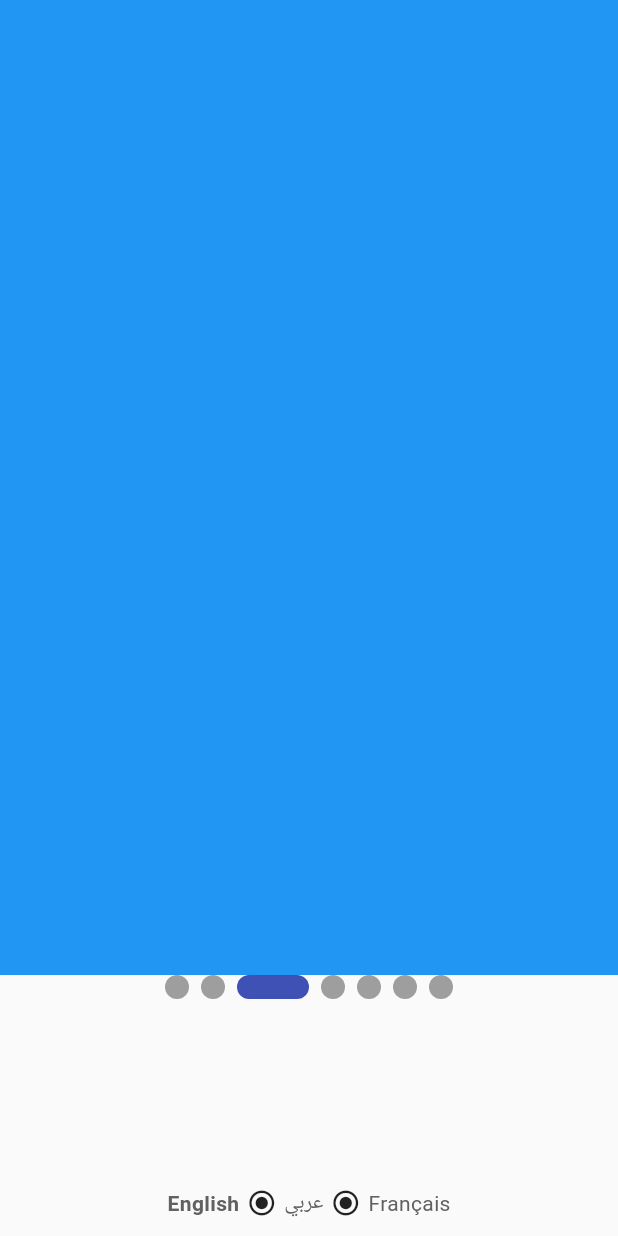
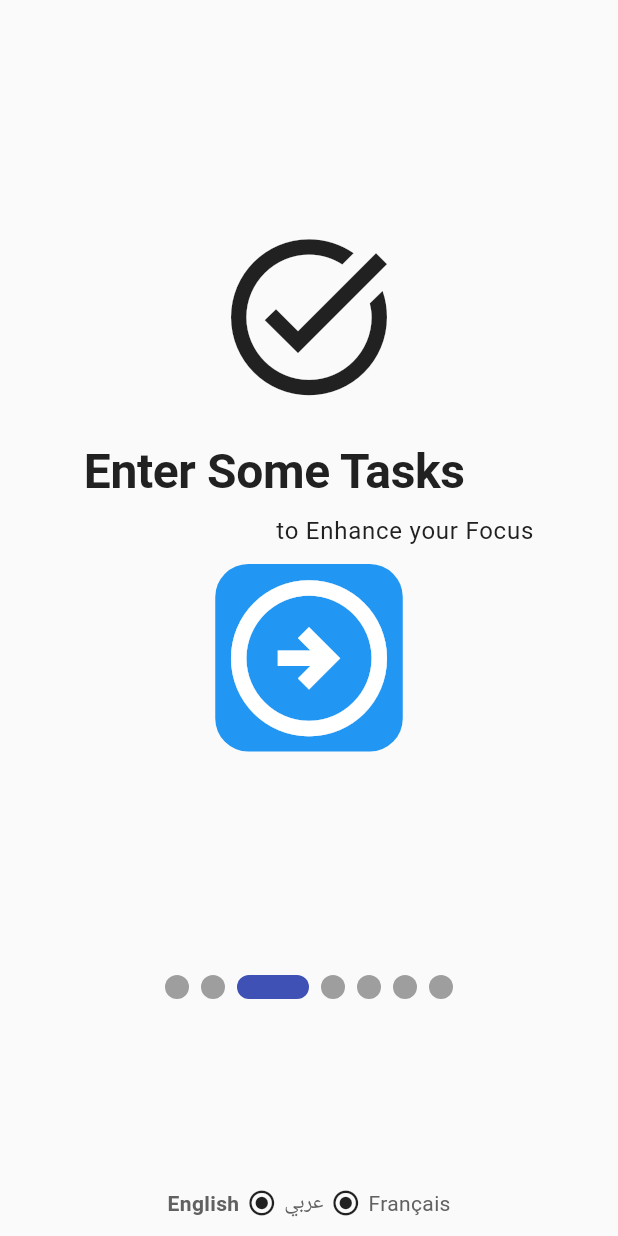
Before and after one commit to Yahya56SR/Focus-Planner, a Flutter app: the IntroPage screen opened by its route, swiped to page 3, on a phone screen of 412 x 824 dp. Run offline on Flutter 3.47's test engine with Material 3 defaults, Android fonts, the light colour scheme and no system bars; drawn by our look-alikes of smooth_page_indicator; our stand-ins replace cloud_firestore, equatable, file_picker, firebase_auth, firebase_core, flutter_bloc and 4 more; missing offline and left inert: excel; accounts and stored records are empty; project files that could hold a hidden picture were left out.

Commit message:
Please enter the commit message for your changes. Lines starting  with '' will be ignored, and an empty message aborts the commit.
 On branch main
 Your branch is up to date with 'origin/main'.

 Changes to be committed:
	modified:   lib/features/Intro/presentation/pages/intro.dart
	modified:   lib/features/timetable/presentation/pages/friday_page.dart
	modified:   lib/features/timetable/presentation/pages/monday_timetable_page.dart
	modified:   lib/features/timetable/presentation/pages/saturday_page.dart
	modified:   lib/features/timetable/presentation/pages/thursday_page.dart
	modified:   lib/features/timetable/presentation/pages/timetable_page.dart
	modified:   lib/features/timetable/presentation/pages/tuesday_page.dart
	modified:   lib/features/timetable/presentation/pages/wednesday_page.dart

```diff
--- a/lib/features/Intro/presentation/pages/intro.dart
+++ b/lib/features/Intro/presentation/pages/intro.dart
@@ -177,7 +177,17 @@ class _IntroPageState extends State<IntroPage> {
                             height: 25,
                           ),
                           GestureDetector(
-                            onTap: () => Navigator.pushNamed(context, '/timetable'),
+                            onTap: () =>
+                                Navigator.pushNamed(context, '/timetable')
+                                    .then((value) {
+                              if (value == 'Timetable Completed') {
+                                _pageController.animateToPage(
+                                  2,
+                                  duration: Duration(milliseconds: 250),
+                                  curve: Curves.easeInOut,
+                                );
+                              }
+                            }),
                             child: Container(
                               decoration: BoxDecoration(
                                 borderRadius: BorderRadius.circular(12),
@@ -254,7 +264,56 @@ class _IntroPageState extends State<IntroPage> {
                       ),
                     ),
                     Container(
-                      color: Colors.blue,
+                      padding: const EdgeInsets.all(8.0),
+                      color: Theme.of(context).colorScheme.surface,
+                      child: Column(
+                        mainAxisAlignment: MainAxisAlignment.center,
+                        crossAxisAlignment: CrossAxisAlignment.center,
+                        children: [
+                          Icon(
+                            Icons.task_alt_outlined,
+                            size: 125,
+                          ),
+                          AddSpace(
+                            height: 22,
+                          ),
+                          SizedBox(
+                            width: 300,
+                            child: Text(
+                              AppLocalizations.of(context)!.toDoTitle,
+                              style: Theme.of(context).textTheme.displayLarge,
+                              textAlign: TextAlign.left,
+                            ),
+                          ),
+                          AddSpace(
+                            height: 10,
+                          ),
+                          SizedBox(
+                            width: 300,
+                            child: Text(
+                              AppLocalizations.of(context)!.toDoSubtitle,
+                              style: Theme.of(context).textTheme.bodyLarge,
+                              textAlign: TextAlign.right,
+                            ),
+                          ),
+                          AddSpace(
+                            height: 10,
+                          ),
+                          GestureDetector(
+                            onTap: () {},
+                            child: Container(
+                              decoration: BoxDecoration(
+                                  color: Theme.of(context).colorScheme.primary,
+                                  borderRadius: BorderRadius.circular(22.0)),
+                              child: Icon(
+                                Icons.arrow_circle_right_outlined,
+                                size: 125,
+                                color: Theme.of(context).colorScheme.onPrimary,
+                              ),
+                            ),
+                          )
+                        ],
+                      ),
                     ),
                   ],
                 ),
--- a/lib/features/timetable/presentation/pages/monday_timetable_page.dart
+++ b/lib/features/timetable/presentation/pages/monday_timetable_page.dart
@@ -1,6 +1,5 @@
 import 'package:flutter/material.dart';
 import 'package:focus_planner/features/auth/presentation/components/spacer.dart';
-import 'package:focus_planner/features/auth/presentation/components/text_field.dart';
 import 'package:focus_planner/features/database/domain/entities/subject.dart';
 import 'package:focus_planner/l10n/app_localizations.dart';
 import 'package:focus_planner/l10n/components/my_lang_changer.dart';
--- a/lib/features/timetable/presentation/pages/tuesday_page.dart
+++ b/lib/features/timetable/presentation/pages/tuesday_page.dart
@@ -1,6 +1,5 @@
 import 'package:flutter/material.dart';
 import 'package:focus_planner/features/auth/presentation/components/spacer.dart';
-import 'package:focus_planner/features/auth/presentation/components/text_field.dart';
 import 'package:focus_planner/features/database/domain/entities/subject.dart';
 import 'package:focus_planner/l10n/app_localizations.dart';
 import 'package:focus_planner/l10n/components/my_lang_changer.dart';
```
Also changed, not shown: lib/features/timetable/presentation/pages/friday_page.dart (+4 -5 lines), lib/features/timetable/presentation/pages/saturday_page.dart (+10 -8 lines), lib/features/timetable/presentation/pages/thursday_page.dart (+4 -5 lines), lib/features/timetable/presentation/pages/wednesday_page.dart (+10 -8 lines), lib/features/timetable/presentation/pages/timetable_page.dart (line endings or trailing spaces).
